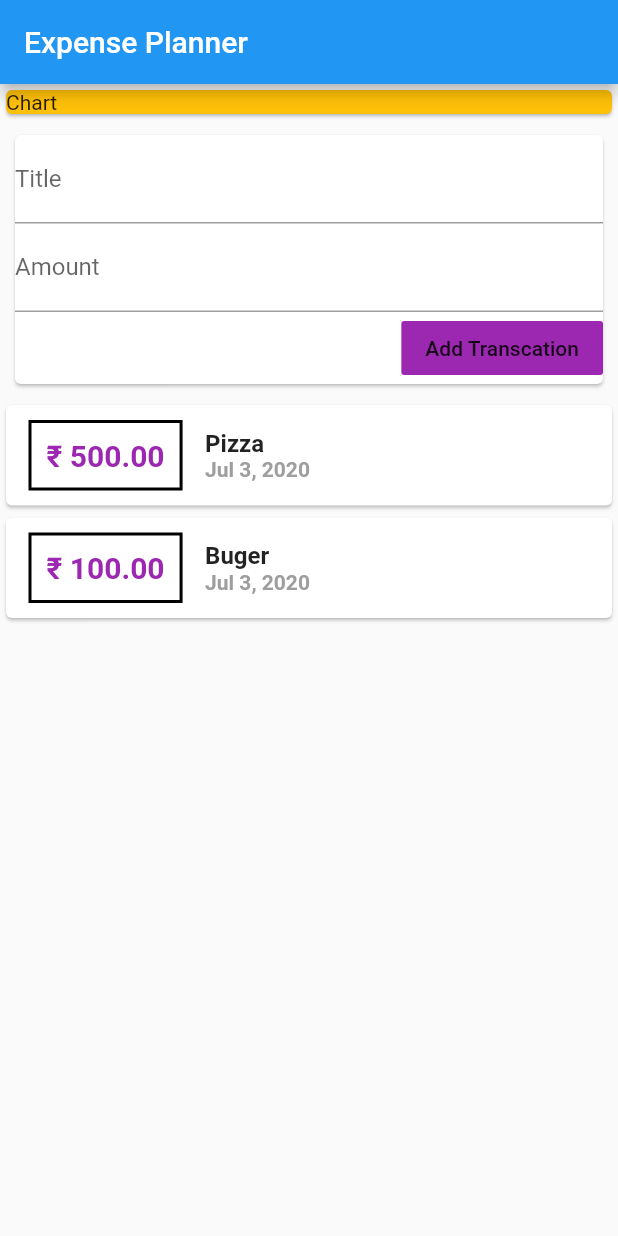
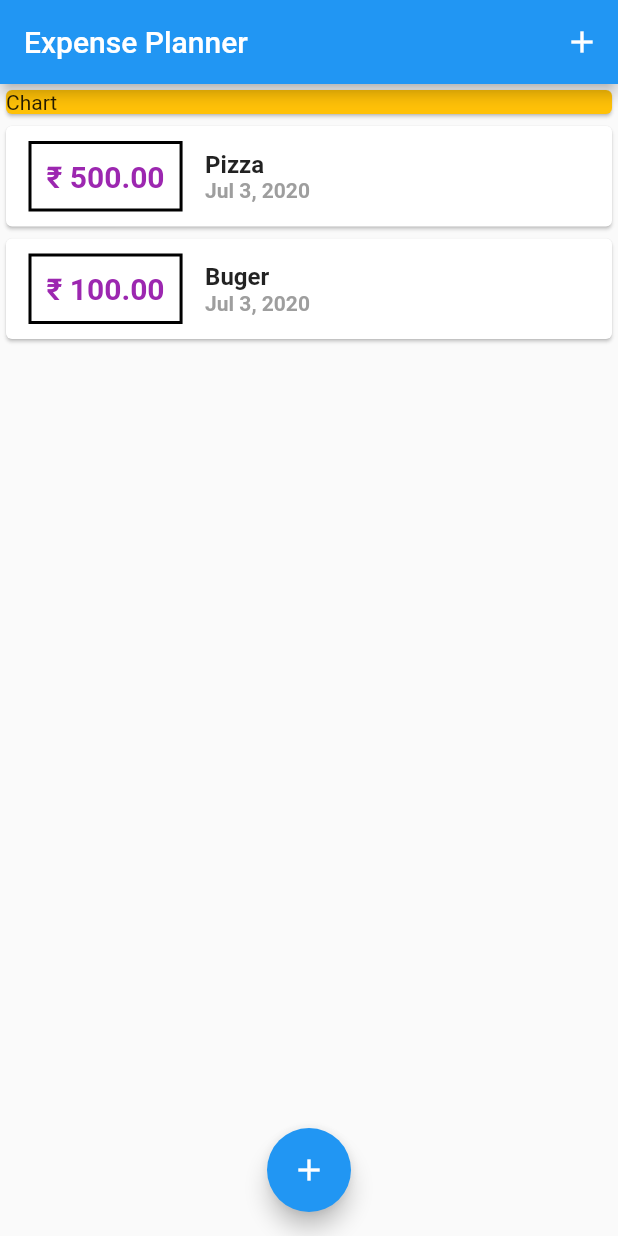
Before and after one commit to AstroEngineeer/Expense_Planner_App, a Flutter app: the screen it shows after launch, on a phone screen of 412 x 824 dp. Run offline on Flutter 3.47's test engine with Material 2 defaults, Android fonts, the phone set to English and light mode, and no system bars.

Commit message:
Added Icon Buttons

```diff
--- a/lib/main.dart
+++ b/lib/main.dart
@@ -1,5 +1,7 @@
-import 'package:Expense_Planner_App/widgets/User_Transcation.dart';
 import 'package:flutter/material.dart';
+import './widgets/New_Transcation.dart';
+import 'models/Transcation.dart';
+import './widgets/Transcation_List.dart';
 
 void main(List<String> args) {
   runApp(MyApp());
@@ -15,16 +17,50 @@ class MyApp extends StatelessWidget {
   }
 }
 
-class MyAppHome extends StatelessWidget {
+class MyAppHome extends StatefulWidget {
+  @override
+  _MyAppHomeState createState() => _MyAppHomeState();
+}
+
+class _MyAppHomeState extends State<MyAppHome> {
+  final List _Usertranscations = <Transcation>[
+    Transcation(id: "t1", title: "Pizza", amt: 500, date: DateTime.now()),
+    Transcation(id: "t2", title: "Buger", amt: 100, date: DateTime.now())
+  ];
+
+  void _addNewTranscation(String title, double amount) {
+    final newtx = Transcation(
+        id: DateTime.now().toString(),
+        title: title,
+        amt: amount,
+        date: DateTime.now());
+
+    setState(() {
+      _Usertranscations.add(newtx);
+    });
+  }
+
+  _startAddNewTranscation(BuildContext context) {
+    showModalBottomSheet(
+      context: context,
+      builder: (context) {
+        return NewTranscation(_addNewTranscation);
+      },
+    );
+  }
+
   @override
   Widget build(BuildContext context) {
     return Scaffold(
       appBar: AppBar(
+        actions: <Widget>[
+          IconButton(
+              icon: Icon(Icons.add),
+              onPressed: () => _startAddNewTranscation(context))
+        ],
         title: Text("Expense Planner"),
       ),
       body: ListView(
-        //crossAxisAlignment: CrossAxisAlignment.center,
-        //mainAxisAlignment: MainAxisAlignment.spaceEvenly,
         children: <Widget>[
           Container(
             width: double.infinity,
@@ -33,9 +69,14 @@ class MyAppHome extends StatelessWidget {
               child: Text("Chart"),
             ),
           ),
-          UserTranscation()
+          TranscationList(_Usertranscations),
         ],
       ),
+      floatingActionButton: FloatingActionButton(
+        onPressed: () => _startAddNewTranscation(context),
+        child: Icon(Icons.add),
+      ),
+      floatingActionButtonLocation: FloatingActionButtonLocation.centerFloat,
     );
   }
 }
--- a/lib/widgets/User_Transcation.dart
+++ /dev/null
@@ -1,38 +0,0 @@
-import 'package:Expense_Planner_App/models/Transcation.dart';
-import 'package:Expense_Planner_App/widgets/New_Transcation.dart';
-import 'package:Expense_Planner_App/widgets/Transcation_List.dart';
-import 'package:flutter/material.dart';
-
-class UserTranscation extends StatefulWidget {
-  @override
-  _UserTranscationState createState() => _UserTranscationState();
-}
-
-class _UserTranscationState extends State<UserTranscation> {
-  final List _Usertranscations = <Transcation>[
-    Transcation(id: "t1", title: "Pizza", amt: 500, date: DateTime.now()),
-    Transcation(id: "t2", title: "Buger", amt: 100, date: DateTime.now())
-  ];
-
-  void _addNewTranscation(String title, double amount) {
-    final newtx = Transcation(
-        id: DateTime.now().toString(),
-        title: title,
-        amt: amount,
-        date: DateTime.now());
-
-    setState(() {
-      _Usertranscations.add(newtx);
-    });
-  }
-
-  @override
-  Widget build(BuildContext context) {
-    return Column(
-      children: <Widget>[
-        NewTranscation(_addNewTranscation),
-        TranscationList(_Usertranscations),
-      ],
-    );
-  }
-}
```
Also changed, not shown: lib/widgets/New_Transcation.dart (+12 -4 lines).
